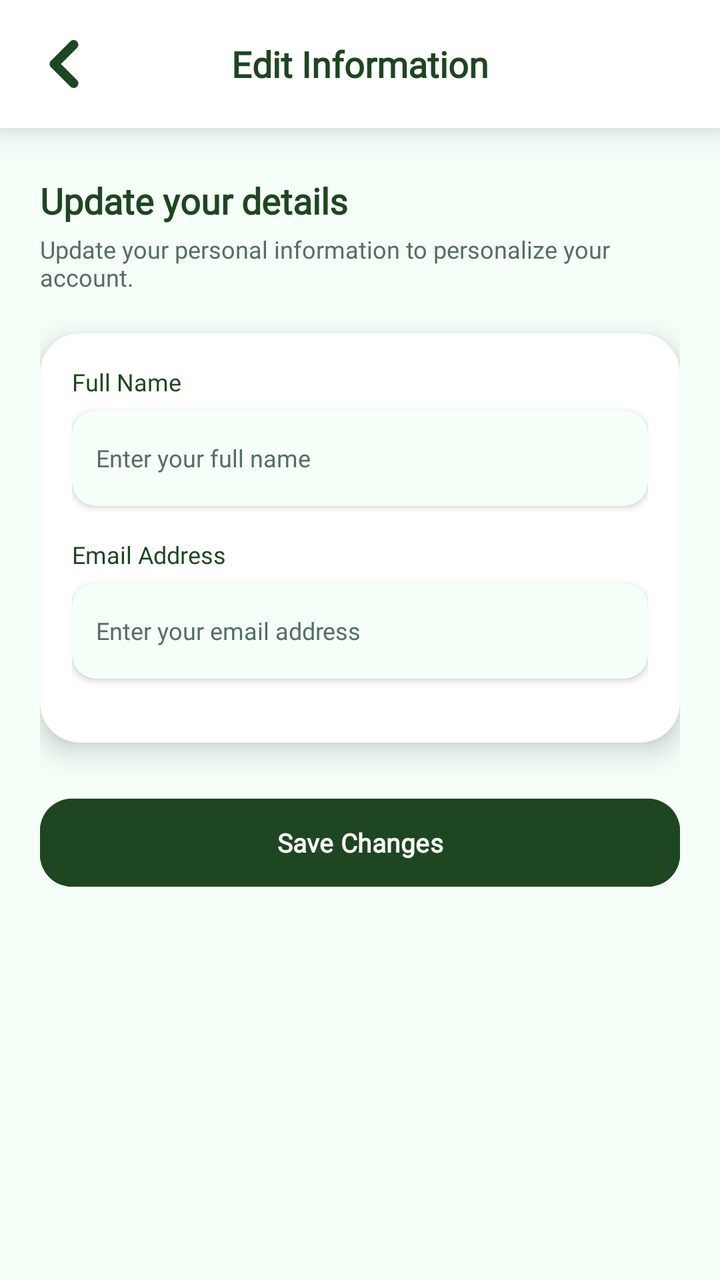
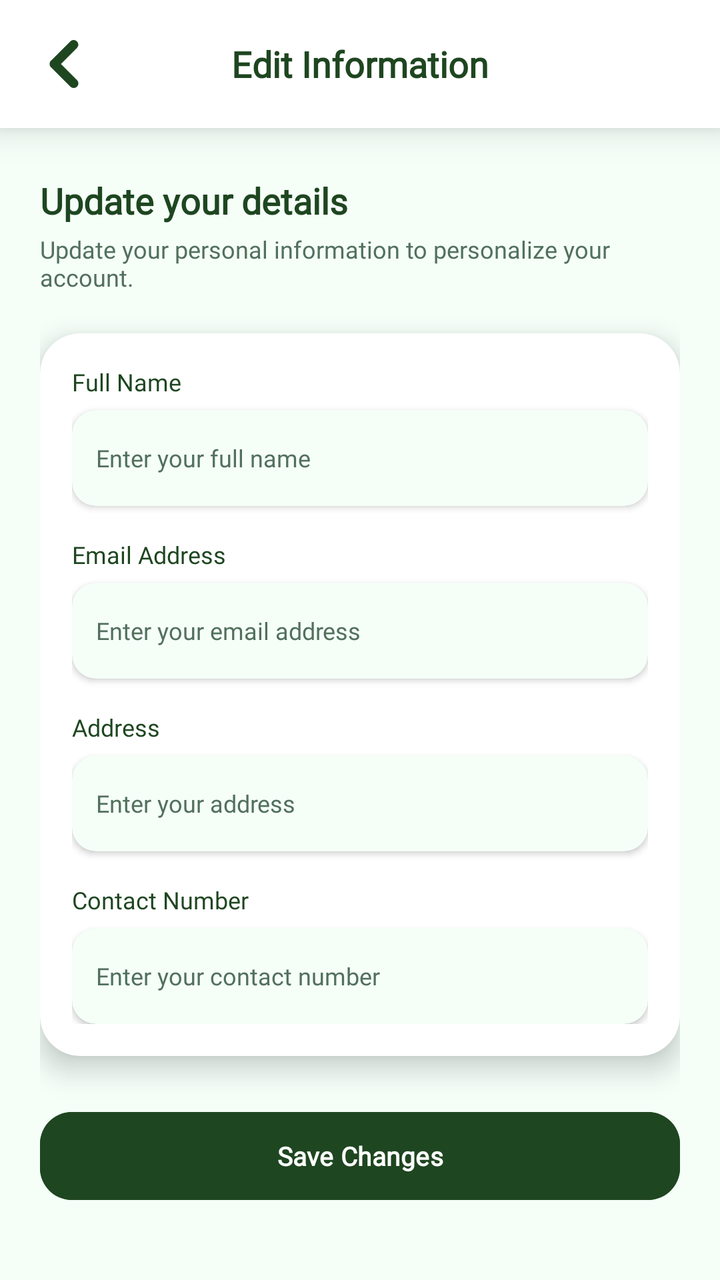

Two renders of the same Android screen: before a commit and after it. Below are the layout's source before the change and the commit's diff.
<!-- AndroidManifest.xml: application theme Theme.SmartGrow -->
<!-- res/layout/fragment_edit_profile.xml -->
<?xml version="1.0" encoding="utf-8"?>
<LinearLayout
    xmlns:android="http://schemas.android.com/apk/res/android"
    xmlns:app="http://schemas.android.com/apk/res-auto"
    xmlns:tools="http://schemas.android.com/tools"
    android:id="@+id/layout_edit_info"
    android:layout_width="match_parent"
    android:layout_height="match_parent"
    android:orientation="vertical"
    android:background="@color/app_background">

    
    <com.google.android.material.card.MaterialCardView
        android:layout_width="match_parent"
        android:layout_height="64dp"
        app:cardBackgroundColor="@color/card_background"
        app:cardCornerRadius="0dp"
        app:cardElevation="10dp"
        app:strokeWidth="0dp">

        <RelativeLayout
            android:layout_width="match_parent"
            android:layout_height="match_parent">

            
            <ImageView
                android:id="@+id/btn_back_edit_info"
                android:layout_width="48dp"
                android:layout_height="48dp"
                android:layout_alignParentStart="true"
                android:layout_centerVertical="true"
                android:layout_marginStart="8dp"
                android:background="?attr/selectableItemBackgroundBorderless"
                android:clickable="true"
                android:focusable="true"
                android:padding="12dp"
                android:src="@drawable/ic_back"
                app:tint="@color/primary_green"
                android:contentDescription="Go back" />

            
            <TextView
                android:id="@+id/tv_edit_info_title"
                android:layout_width="wrap_content"
                android:layout_height="wrap_content"
                android:layout_centerInParent="true"
                android:fontFamily="@font/inter_extrabold"
                android:text="Edit Information"
                android:textColor="@color/primary_green"
                android:textSize="18sp"
                android:textStyle="bold" />

        </RelativeLayout>

    </com.google.android.material.card.MaterialCardView>

    
    <androidx.core.widget.NestedScrollView
        android:layout_width="match_parent"
        android:layout_height="0dp"
        android:layout_weight="1"
        android:fillViewport="true"
        android:overScrollMode="never"
        android:scrollbars="none">

        <LinearLayout
            android:layout_width="match_parent"
            android:layout_height="wrap_content"
            android:orientation="vertical"
            android:paddingStart="20dp"
            android:paddingEnd="20dp"
            android:paddingTop="24dp"
            android:paddingBottom="40dp">

            
            <TextView
                android:layout_width="match_parent"
                android:layout_height="wrap_content"
                android:layout_marginBottom="4dp"
                android:fontFamily="@font/inter_extrabold"
                android:text="Update your details"
                android:textColor="@color/profile_title_color"
                android:textSize="18sp"
                android:textStyle="bold" />

            <TextView
                android:layout_width="match_parent"
                android:layout_height="wrap_content"
                android:layout_marginBottom="20dp"
                android:fontFamily="@font/inter_semibold"
                android:text="Update your personal information to personalize your account."
                android:textColor="@color/text_secondary"
                android:textSize="12sp" />

            
            <com.google.android.material.card.MaterialCardView
                android:layout_width="match_parent"
                android:layout_height="wrap_content"
                android:layout_marginBottom="24dp"
                app:cardBackgroundColor="@color/card_background"
                app:cardCornerRadius="20dp"
                app:cardElevation="8dp"
                app:strokeWidth="0dp">

                <LinearLayout
                    android:layout_width="match_parent"
                    android:layout_height="wrap_content"
                    android:orientation="vertical"
                    android:padding="16dp">

                    
                    <TextView
                        android:layout_width="wrap_content"
                        android:layout_height="wrap_content"
                        android:layout_marginBottom="6dp"
                        android:fontFamily="@font/inter_extrabold"
                        android:text="Full Name"
                        android:textColor="@color/profile_title_color"
                        android:textSize="12sp" />

                    <com.google.android.material.card.MaterialCardView
                        android:layout_width="match_parent"
                        android:layout_height="48dp"
                        android:layout_marginBottom="16dp"
                        app:cardBackgroundColor="@color/app_background"
                        app:cardCornerRadius="12dp"
                        app:cardElevation="2dp"
                        app:strokeWidth="0dp">

                        <EditText
                            android:id="@+id/et_fullname"
                            android:layout_width="match_parent"
                            android:layout_height="match_parent"
                            android:background="@android:color/transparent"
                            android:fontFamily="@font/inter_semibold"
                            android:hint="Enter your full name"
                            android:imeOptions="actionNext"
                            android:importantForAutofill="no"
                            android:inputType="textPersonName"
                            android:maxLines="1"
                            android:paddingHorizontal="12dp"
                            android:textColor="@color/profile_title_color"
                            android:textColorHint="@color/text_secondary"
                            android:textSize="12sp" />

                    </com.google.android.material.card.MaterialCardView>

                    
                    <TextView
                        android:layout_width="wrap_content"
                        android:layout_height="wrap_content"
                        android:layout_marginBottom="6dp"
                        android:fontFamily="@font/inter_extrabold"
                        android:text="Email Address"
                        android:textColor="@color/profile_title_color"
                        android:textSize="12sp" />

                    <com.google.android.material.card.MaterialCardView
                        android:layout_width="match_parent"
                        android:layout_height="48dp"
                        android:layout_marginBottom="16dp"
                        app:cardBackgroundColor="@color/app_background"
                        app:cardCornerRadius="12dp"
                        app:cardElevation="2dp"
                        app:strokeWidth="0dp">

                        <EditText
                            android:id="@+id/et_email"
                            android:layout_width="match_parent"
                            android:layout_height="match_parent"
                            android:background="@android:color/transparent"
                            android:fontFamily="@font/inter_semibold"
                            android:hint="Enter your email address"
                            android:imeOptions="actionNext"
                            android:importantForAutofill="no"
                            android:inputType="textEmailAddress"
                            android:maxLines="1"
                            android:paddingHorizontal="12dp"
                            android:textColor="@color/profile_title_color"
                            android:textColorHint="@color/text_secondary"
                            android:textSize="12sp" />

                    </com.google.android.material.card.MaterialCardView>



                </LinearLayout>

            </com.google.android.material.card.MaterialCardView>

            
            <com.google.android.material.button.MaterialButton
                android:id="@+id/btn_save_edit_info"
                android:layout_width="match_parent"
                android:layout_height="52dp"
                android:backgroundTint="@color/primary_green"
                android:fontFamily="@font/inter_extrabold"
                android:text="Save Changes"
                android:textColor="@color/card_background"
                android:textSize="13sp"
                android:textStyle="bold"
                app:cornerRadius="16dp"
                app:elevation="4dp" />

        </LinearLayout>

    </androidx.core.widget.NestedScrollView>

</LinearLayout>
<!-- resources referenced by this layout -->
<resources>
  <color name="app_background">#F5FFF8</color>
  <color name="card_background">#FFFFFF</color>
  <color name="primary_green">#1e4620</color>
  <color name="profile_title_color">#1e4620</color>
  <color name="text_secondary">#52705D</color>
  <!-- drawable ic_back (drawable) -->
  <vector xmlns:android="http://schemas.android.com/apk/res/android"
      android:width="512dp"
      android:height="512dp"
      android:viewportWidth="512"
      android:viewportHeight="512">
    <path
        android:pathData="M353.56,0.08C357.11,0.08 360.66,0.08 364.22,0.08C367.19,1.92 374.58,2.14 378.56,4.11C393.52,11.5 404.28,23.82 407.7,40.46C414.26,72.47 386.01,92.33 366.38,112.23C334.11,144.95 301.48,177.34 268.9,209.75C258.82,219.77 248.74,229.81 238.73,239.91C233.63,245.06 227.91,249.93 223.3,255.53C228.34,261.95 235.03,267.53 240.83,273.29C251.85,284.23 262.79,295.27 273.78,306.24C304.6,336.98 335.02,368.15 366.11,398.6C372.57,404.93 378.91,411.37 385.28,417.77C400.7,433.28 412.97,447.13 408.61,471.07C405.55,487.85 394.47,500.51 379.48,507.87C375.55,509.8 368.01,510.1 365.13,511.92C361.58,511.92 358.03,511.92 354.48,511.92C352.39,510.58 348.57,510.58 346.03,509.88C341.29,508.57 336.65,506.39 332.46,503.79C324.57,498.91 318.22,490.86 311.69,484.36C299.66,472.39 287.73,460.31 275.69,448.35C237.53,410.45 199.54,372.38 161.6,334.26C150.65,323.25 139.59,312.33 128.65,301.3C124.81,297.43 120.03,294.72 116.33,290.7C107.37,280.97 102.73,268.77 102.71,255.53C102.7,242.34 107.38,230.05 116.33,220.36C120.03,216.35 124.82,213.64 128.65,209.76C139.26,199.03 150,188.42 160.67,177.74C198.7,139.71 236.5,101.45 274.77,63.66C286.84,51.74 298.7,39.59 310.77,27.66C317.31,21.21 323.51,13.41 331.28,8.4C335.5,5.68 340.28,3.48 345.11,2.13C347.63,1.42 351.5,1.44 353.56,0.08Z"
        android:strokeLineJoin="round"
        android:strokeWidth="0.25"
        android:fillColor="#000000"
        android:fillType="evenOdd"
        android:strokeColor="#000000"/>
  </vector>
  <style name="Theme.SmartGrow" parent="Base.Theme.SmartGrow" />
  <style name="Base.Theme.SmartGrow" parent="Theme.Material3.DayNight.NoActionBar">
          <item name="android:windowBackground">@color/app_background</item>
          <item name="android:windowDisablePreview">true</item>
  
          
          <item name="android:statusBarColor">@color/app_background</item>
          <item name="android:windowLightStatusBar">true</item>
  
          
          <item name="android:navigationBarColor">@color/app_background</item>
          <item name="android:windowLightNavigationBar" ns0:targetApi="o_mr1">true</item>
  
          <item name="android:windowDrawsSystemBarBackgrounds">true</item>
          <item name="android:windowTranslucentStatus">false</item>
          <item name="android:windowTranslucentNavigation">false</item>
  
          
          <item name="popupMenuStyle">@style/ModernPopupMenuStyle</item>
      </style>
  <style name="ModernPopupMenuStyle" parent="Widget.Material3.PopupMenu">
          <item name="android:popupBackground">@android:color/white</item>
      </style>
</resources>

<!-- the commit's change to res/layout/fragment_edit_profile.xml (unified diff, before → after) -->
@@ -182,7 +182,78 @@
 
                     </com.google.android.material.card.MaterialCardView>
 
-
+                    
+                    <TextView
+                        android:layout_width="wrap_content"
+                        android:layout_height="wrap_content"
+                        android:layout_marginBottom="6dp"
+                        android:fontFamily="@font/inter_extrabold"
+                        android:text="Address"
+                        android:textColor="@color/profile_title_color"
+                        android:textSize="12sp" />
+
+                    <com.google.android.material.card.MaterialCardView
+                        android:layout_width="match_parent"
+                        android:layout_height="48dp"
+                        android:layout_marginBottom="16dp"
+                        app:cardBackgroundColor="@color/app_background"
+                        app:cardCornerRadius="12dp"
+                        app:cardElevation="2dp"
+                        app:strokeWidth="0dp">
+
+                        <EditText
+                            android:id="@+id/et_address"
+                            android:layout_width="match_parent"
+                            android:layout_height="match_parent"
+                            android:background="@android:color/transparent"
+                            android:fontFamily="@font/inter_semibold"
+                            android:hint="Enter your address"
+                            android:imeOptions="actionNext"
+                            android:importantForAutofill="no"
+                            android:inputType="textPostalAddress"
+                            android:maxLines="1"
+                            android:paddingHorizontal="12dp"
+                            android:textColor="@color/profile_title_color"
+                            android:textColorHint="@color/text_secondary"
+                            android:textSize="12sp" />
+
+                    </com.google.android.material.card.MaterialCardView>
+
+                    
+                    <TextView
+                        android:layout_width="wrap_content"
+                        android:layout_height="wrap_content"
+                        android:layout_marginBottom="6dp"
+                        android:fontFamily="@font/inter_extrabold"
+                        android:text="Contact Number"
+                        android:textColor="@color/profile_title_color"
+                        android:textSize="12sp" />
+
+                    <com.google.android.material.card.MaterialCardView
+                        android:layout_width="match_parent"
+                        android:layout_height="48dp"
+                        app:cardBackgroundColor="@color/app_background"
+                        app:cardCornerRadius="12dp"
+                        app:cardElevation="2dp"
+                        app:strokeWidth="0dp">
+
+                        <EditText
+                            android:id="@+id/et_phone"
+                            android:layout_width="match_parent"
+                            android:layout_height="match_parent"
+                            android:background="@android:color/transparent"
+                            android:fontFamily="@font/inter_semibold"
+                            android:hint="Enter your contact number"
+                            android:imeOptions="actionDone"
+                            android:importantForAutofill="no"
+                            android:inputType="phone"
+                            android:maxLines="1"
+                            android:paddingHorizontal="12dp"
+                            android:textColor="@color/profile_title_color"
+                            android:textColorHint="@color/text_secondary"
+                            android:textSize="12sp" />
+
+                    </com.google.android.material.card.MaterialCardView>
 
                 </LinearLayout>
 
